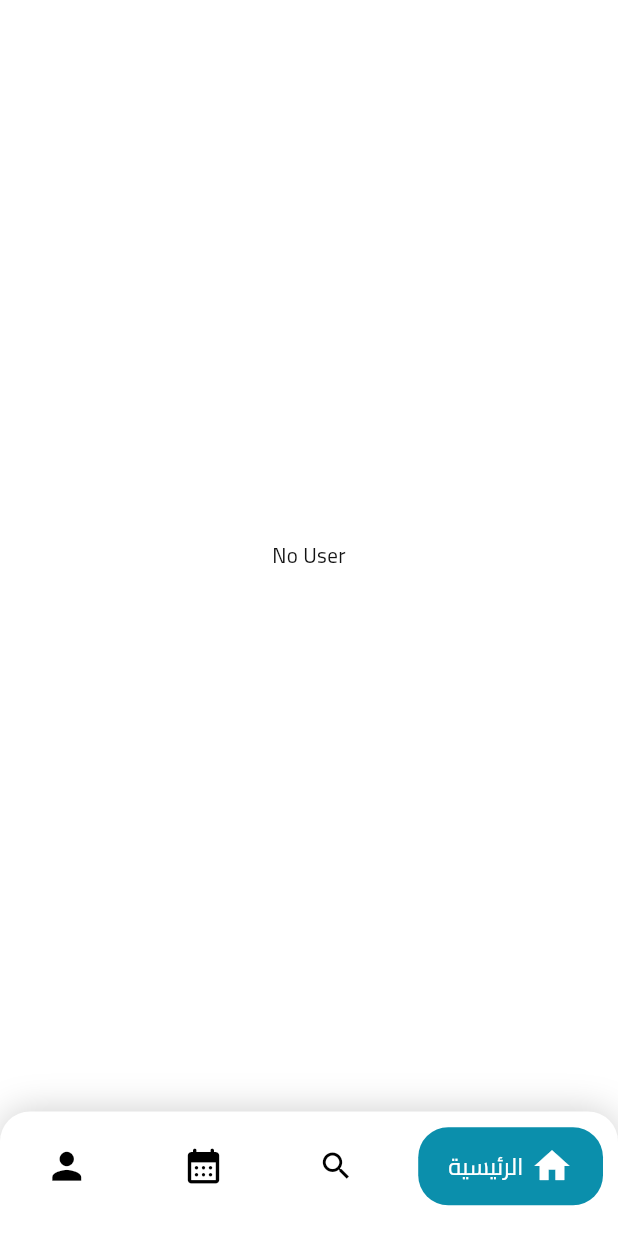
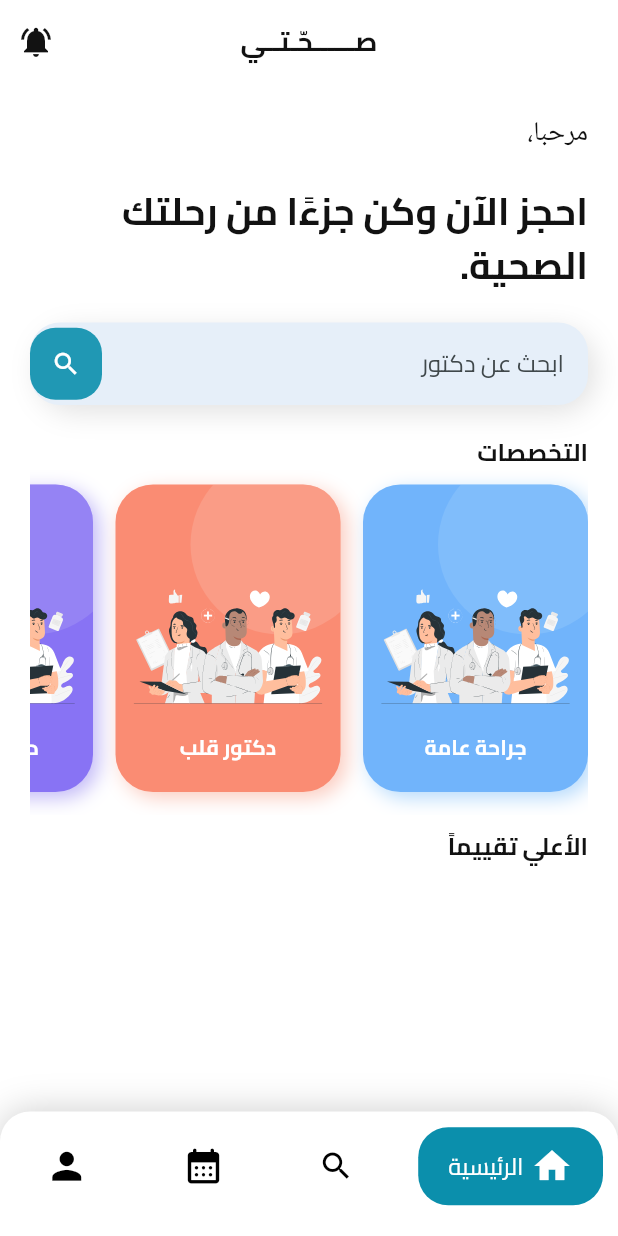
Before and after one commit to sayedabdul-aziz/DEPI-G1, a Flutter app: the PatientMainAppScreen screen opened by its route, on a phone screen of 412 x 824 dp. Run offline on Flutter 3.47's test engine with Material 3 defaults, Android fonts, the phone set to English and light mode, and no system bars; drawn by our look-alikes of google_nav_bar; our stand-ins replace cached_network_image, carousel_slider, cloud_firestore, dio, firebase_auth, firebase_core and 9 more; accounts and stored records are empty.

Commit message:
session 10/31

```diff
--- a/se7ety/lib/core/routes/routes.dart
+++ b/se7ety/lib/core/routes/routes.dart
@@ -8,6 +8,8 @@ import 'package:se7ety/features/auth/presentation/page/register_screen.dart';
 import 'package:se7ety/features/intro/onboarding/onboarding_screen.dart';
 import 'package:se7ety/features/intro/splash/splash_screen.dart';
 import 'package:se7ety/features/intro/welcome/welcome_screen.dart';
+import 'package:se7ety/features/patient/home/presentation/page/home_search_screen.dart';
+import 'package:se7ety/features/patient/home/presentation/page/specialization_search_screen.dart';
 import 'package:se7ety/features/patient/main/nav_bar.dart';
 
 class Routes {
@@ -18,6 +20,8 @@ class Routes {
   static const String signup = '/signup';
   static const String doctorRegistration = '/doctorRegistration';
   static const String patientMain = '/patientMain';
+  static const String specializationSearch = '/specializationSearch';
+  static const String homeSearch = '/homeSearch';
 
   static final routes = GoRouter(
     initialLocation: splash,
@@ -54,6 +58,16 @@ class Routes {
         path: patientMain,
         builder: (context, state) => PatientMainAppScreen(),
       ),
+      GoRoute(
+        path: specializationSearch,
+        builder: (context, state) =>
+            SpecializationSearchScreen(specialization: state.extra as String),
+      ),
+      GoRoute(
+        path: homeSearch,
+        builder: (context, state) =>
+            HomeSearchScreen(searchKey: state.extra as String),
+      ),
     ],
   );
 }
--- a/se7ety/lib/features/auth/data/models/specializations.dart
+++ b/se7ety/lib/features/auth/data/models/specializations.dart
@@ -9,4 +9,5 @@ List<String> specializations = [
   "دكتور أسنان",
   'انف واذن وحنجرة',
   "التجميلية والترميمية",
+  "دكتور علاج الصحة النفسية",
 ];
--- /dev/null
+++ b/se7ety/lib/features/patient/home/data/specialization_card_model.dart
@@ -0,0 +1,41 @@
+import 'package:flutter/material.dart';
+import 'package:se7ety/features/auth/data/models/specializations.dart';
+
+ColorPair skyBluePair = ColorPair(Color(0xff71b4fb), Color(0xffa3d1fb));
+ColorPair orangePair = ColorPair(Color(0xfffa8c73), Color(0xfffac0b1));
+ColorPair purplePair = ColorPair(Color(0xff8873f4), Color(0xffb3a8f5));
+ColorPair greenPair = ColorPair(Color(0xff4cd1bc), Color(0xff8de3d4));
+
+class ColorPair {
+  final Color primaryColor;
+  final Color lightColor;
+
+  ColorPair(this.primaryColor, this.lightColor);
+}
+
+class SpecializationCardModel {
+  String specialization;
+  ColorPair colorPair;
+
+  SpecializationCardModel(this.specialization, this.colorPair);
+}
+
+List<SpecializationCardModel> specializationsList = specializations
+    .map(
+      (e) =>
+          SpecializationCardModel(e, getPairColors(specializations.indexOf(e))),
+    )
+    .toList();
+
+getPairColors(int index) {
+  switch (index % 4) {
+    case 0:
+      return skyBluePair;
+    case 1:
+      return orangePair;
+    case 2:
+      return purplePair;
+    case 3:
+      return greenPair;
+  }
+}
--- /dev/null
+++ b/se7ety/lib/features/patient/home/presentation/page/home_screen.dart
@@ -0,0 +1,150 @@
+import 'package:firebase_auth/firebase_auth.dart';
+import 'package:flutter/material.dart';
+import 'package:gap/gap.dart';
+import 'package:se7ety/core/routes/navigations.dart';
+import 'package:se7ety/core/routes/routes.dart';
+import 'package:se7ety/core/utils/app_colors.dart';
+import 'package:se7ety/core/utils/text_styles.dart';
+import 'package:se7ety/features/patient/home/presentation/widgets/specialists_widget.dart';
+import 'package:se7ety/features/patient/home/presentation/widgets/top_rated_widget.dart';
+
+class PatientHomeScreen extends StatefulWidget {
+  const PatientHomeScreen({super.key});
+
+  @override
+  State<PatientHomeScreen> createState() => _HomePageState();
+}
+
+class _HomePageState extends State<PatientHomeScreen> {
+  final TextEditingController _doctorName = TextEditingController();
+
+  @override
+  Widget build(BuildContext context) {
+    return Scaffold(
+      appBar: AppBar(
+        actions: [
+          IconButton(
+            splashRadius: 20,
+            icon: const Icon(
+              Icons.notifications_active,
+              color: AppColors.darkColor,
+            ),
+            onPressed: () {},
+          ),
+        ],
+        backgroundColor: Colors.white,
+        title: Text(
+          'صــــــحّـتــي',
+          style: TextStyles.title.copyWith(color: AppColors.darkColor),
+        ),
+      ),
+      body: SingleChildScrollView(
+        child: Padding(
+          padding: const EdgeInsets.all(20),
+          child: Column(
+            crossAxisAlignment: CrossAxisAlignment.start,
+            children: [
+              Text.rich(
+                TextSpan(
+                  children: [
+                    TextSpan(
+                      text: 'مرحبا، ',
+                      style: TextStyles.body.copyWith(fontSize: 18),
+                    ),
+                    TextSpan(
+                      text: FirebaseAuth.instance.currentUser?.displayName,
+                      style: TextStyles.title.copyWith(
+                        color: AppColors.primaryColor,
+                      ),
+                    ),
+                  ],
+                ),
+              ),
+              const Gap(20),
+              Text(
+                "احجز الآن وكن جزءًا من رحلتك الصحية.",
+                style: TextStyles.title.copyWith(
+                  color: AppColors.darkColor,
+                  fontSize: 25,
+                ),
+              ),
+              const SizedBox(height: 20),
+
+              // --------------- Search Bar --------------------------
+              Container(
+                height: 55,
+                decoration: BoxDecoration(
+                  borderRadius: const BorderRadius.all(Radius.circular(25)),
+                  boxShadow: [
+                    BoxShadow(
+                      color: Colors.grey.withOpacity(.3),
+                      blurRadius: 15,
+                      offset: const Offset(5, 5),
+                    ),
+                  ],
+                ),
+                child: TextFormField(
+                  textInputAction: TextInputAction.search,
+                  controller: _doctorName,
+                  cursorColor: AppColors.primaryColor,
+                  onTapOutside: (_) => FocusScope.of(context).unfocus(),
+                  decoration: InputDecoration(
+                    hintStyle: TextStyles.body,
+                    filled: true,
+                    hintText: 'ابحث عن دكتور',
+                    suffixIcon: Container(
+                      decoration: BoxDecoration(
+                        color: AppColors.primaryColor.withOpacity(0.9),
+                        borderRadius: BorderRadius.circular(17),
+                      ),
+                      child: IconButton(
+                        iconSize: 20,
+                        splashRadius: 20,
+                        color: Colors.white,
+                        icon: const Icon(Icons.search),
+                        onPressed: () {
+                          if (_doctorName.text.isNotEmpty) {
+                            pushTo(
+                              context,
+                              Routes.homeSearch,
+                              extra: _doctorName.text,
+                            );
+                          }
+                        },
+                      ),
+                    ),
+                  ),
+                  style: TextStyles.body,
+                  onFieldSubmitted: (String value) {
+                    if (_doctorName.text.isNotEmpty) {
+                      pushTo(
+                        context,
+                        Routes.homeSearch,
+                        extra: _doctorName.text,
+                      );
+                    }
+                  },
+                ),
+              ),
+
+              const SizedBox(height: 20),
+
+              // ----------------  SpecialistsWidget --------------------,
+              const SpecialistsBanner(),
+              const SizedBox(height: 10),
+
+              // ----------------  Top Rated --------------------,
+              Text(
+                "الأعلي تقييماً",
+                textAlign: TextAlign.center,
+                style: TextStyles.title.copyWith(fontSize: 16),
+              ),
+              const SizedBox(height: 10),
+              const TopRatedList(),
+            ],
+          ),
+        ),
+      ),
+    );
+  }
+}
--- /dev/null
+++ b/se7ety/lib/features/patient/home/presentation/widgets/specialists_widget.dart
@@ -0,0 +1,102 @@
+import 'package:flutter/material.dart';
+import 'package:flutter_svg/flutter_svg.dart';
+import 'package:gap/gap.dart';
+import 'package:se7ety/core/routes/navigations.dart';
+import 'package:se7ety/core/routes/routes.dart';
+import 'package:se7ety/core/utils/app_colors.dart';
+import 'package:se7ety/core/utils/text_styles.dart';
+import 'package:se7ety/features/patient/home/data/specialization_card_model.dart';
+
+class SpecialistsBanner extends StatelessWidget {
+  const SpecialistsBanner({super.key});
+
+  @override
+  Widget build(BuildContext context) {
+    return Column(
+      crossAxisAlignment: CrossAxisAlignment.start,
+      children: [
+        Text("التخصصات", style: TextStyles.title.copyWith(fontSize: 16)),
+        SizedBox(
+          height: 230,
+          width: double.infinity,
+          child: ListView.builder(
+            physics: const BouncingScrollPhysics(),
+            scrollDirection: Axis.horizontal,
+            itemCount: specializationsList.length,
+            itemBuilder: (context, index) {
+              return GestureDetector(
+                onTap: () {
+                  pushTo(
+                    context,
+                    Routes.specializationSearch,
+                    extra: specializationsList[index].specialization,
+                  );
+                },
+                child: ItemCardWidget(model: specializationsList[index]),
+              );
+            },
+          ),
+        ),
+      ],
+    );
+  }
+}
+
+class ItemCardWidget extends StatelessWidget {
+  const ItemCardWidget({super.key, required this.model});
+  final SpecializationCardModel model;
+
+  @override
+  Widget build(BuildContext context) {
+    return Container(
+      height: 200,
+      width: 150,
+      margin: const EdgeInsets.only(left: 15, bottom: 15, top: 10),
+      decoration: BoxDecoration(
+        color: model.colorPair.primaryColor,
+        borderRadius: BorderRadius.circular(25),
+        boxShadow: [
+          BoxShadow(
+            offset: const Offset(4, 4),
+            blurRadius: 10,
+            color: model.colorPair.lightColor.withValues(alpha: .8),
+          ),
+        ],
+      ),
+      child: ClipRRect(
+        borderRadius: BorderRadius.circular(25),
+        child: Stack(
+          alignment: Alignment.center,
+          children: [
+            Positioned(
+              top: -20,
+              right: -20,
+              child: CircleAvatar(
+                backgroundColor: model.colorPair.lightColor.withValues(
+                  alpha: .3,
+                ),
+                radius: 60,
+              ),
+            ),
+            Column(
+              mainAxisAlignment: MainAxisAlignment.end,
+              children: [
+                SvgPicture.asset('assets/images/doctor-card.svg', width: 140),
+                const Gap(10),
+                Text(
+                  model.specialization,
+                  textAlign: TextAlign.center,
+                  style: TextStyles.title.copyWith(
+                    color: AppColors.whiteColor,
+                    fontSize: 14,
+                  ),
+                ),
+                const SizedBox(height: 20),
+              ],
+            ),
+          ],
+        ),
+      ),
+    );
+  }
+}
--- a/se7ety/lib/features/patient/main/nav_bar.dart
+++ b/se7ety/lib/features/patient/main/nav_bar.dart
@@ -1,8 +1,8 @@
-import 'package:firebase_auth/firebase_auth.dart';
 import 'package:flutter/material.dart';
 import 'package:google_nav_bar/google_nav_bar.dart';
 import 'package:se7ety/core/utils/app_colors.dart';
 import 'package:se7ety/core/utils/text_styles.dart';
+import 'package:se7ety/features/patient/home/presentation/page/home_screen.dart';
 
 class PatientMainAppScreen extends StatefulWidget {
   const PatientMainAppScreen({super.key});
@@ -14,7 +14,7 @@ class PatientMainAppScreen extends StatefulWidget {
 class _MainPageState extends State<PatientMainAppScreen> {
   int _selectedIndex = 0;
   final List _pages = [
-    // const PatientHomeScreen(),
+    const PatientHomeScreen(),
     // const SearchScreen(),
     // PatientProfileScreen(),
     // PatientProfileScreen(),
@@ -23,9 +23,7 @@ class _MainPageState extends State<PatientMainAppScreen> {
   @override
   Widget build(BuildContext context) {
     return Scaffold(
-      body: Center(
-        child: Text(FirebaseAuth.instance.currentUser?.photoURL ?? 'No User'),
-      ),
+      body: _pages[0],
       bottomNavigationBar: Container(
         padding: const EdgeInsets.fromLTRB(10, 10, 10, 20),
         decoration: BoxDecoration(
```
Also changed, not shown: se7ety/lib/core/services/firebase/firestore_services.dart (added, +27 -0 lines), se7ety/lib/core/widgets/doctor_card.dart (added, +89 -0 lines), se7ety/lib/features/patient/home/presentation/page/home_search_screen.dart (added, +72 -0 lines), se7ety/lib/features/patient/home/presentation/page/specialization_search_screen.dart (added, +72 -0 lines), se7ety/lib/features/patient/home/presentation/widgets/top_rated_widget.dart (added, +71 -0 lines).
